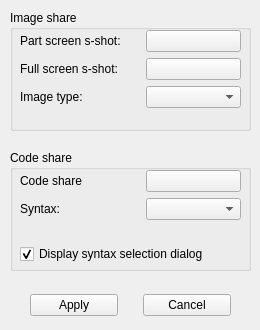
Qt form client/config.ui (bakwc/Pastexen) before a commit.
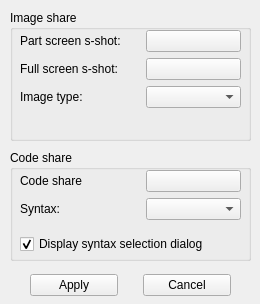
The same form after that commit. Icons and pictures are not drawn.

Commit message: Changed UI, fixed show config widget

Patch:
```diff
--- a/client/config.ui
+++ b/client/config.ui
@@ -7,7 +7,7 @@
     <x>0</x>
     <y>0</y>
     <width>260</width>
-    <height>330</height>
+    <height>304</height>
    </rect>
   </property>
   <property name="sizePolicy">
@@ -33,7 +33,7 @@
    <property name="geometry">
     <rect>
      <x>30</x>
-     <y>290</y>
+     <y>270</y>
      <width>201</width>
      <height>31</height>
     </rect>
@@ -64,19 +64,22 @@
      <x>10</x>
      <y>150</y>
      <width>241</width>
-     <height>121</height>
+     <height>111</height>
     </rect>
    </property>
    <property name="title">
     <string>Code share</string>
    </property>
+   <property name="checkable">
+    <bool>false</bool>
+   </property>
    <widget class="QWidget" name="formLayoutWidget">
     <property name="geometry">
      <rect>
       <x>10</x>
       <y>20</y>
       <width>221</width>
-      <height>69</height>
+      <height>61</height>
      </rect>
     </property>
     <layout class="QFormLayout" name="formLayout">
@@ -171,7 +174,7 @@
     <property name="geometry">
      <rect>
       <x>10</x>
-      <y>90</y>
+      <y>80</y>
       <width>250</width>
       <height>28</height>
      </rect>
@@ -193,12 +196,15 @@
      <x>10</x>
      <y>10</y>
      <width>241</width>
-     <height>121</height>
+     <height>131</height>
     </rect>
    </property>
    <property name="title">
     <string>Image share</string>
    </property>
+   <property name="flat">
+    <bool>false</bool>
+   </property>
    <widget class="QWidget" name="formLayoutWidget_2">
     <property name="geometry">
      <rect>
```
The commit also changes 1 other file.
